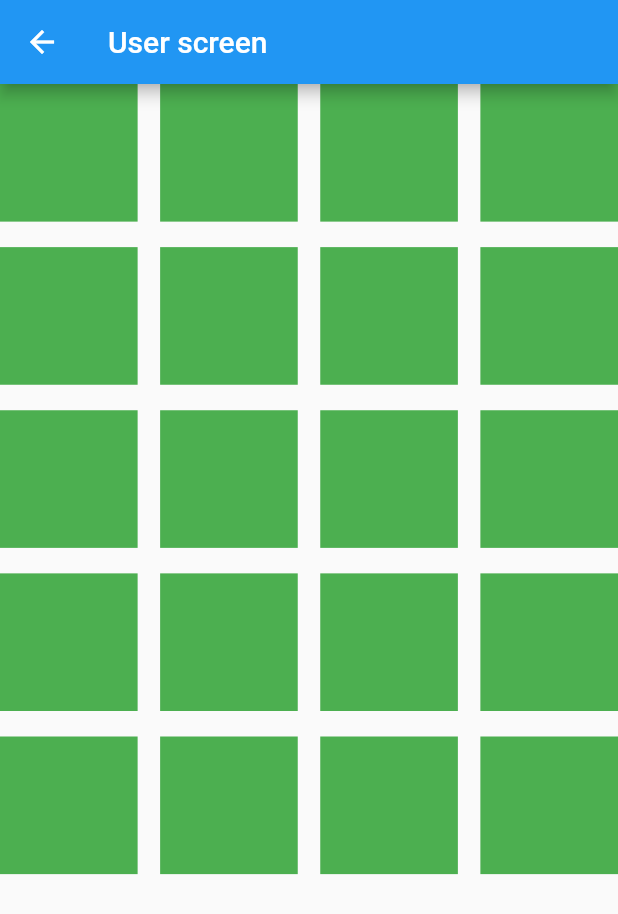
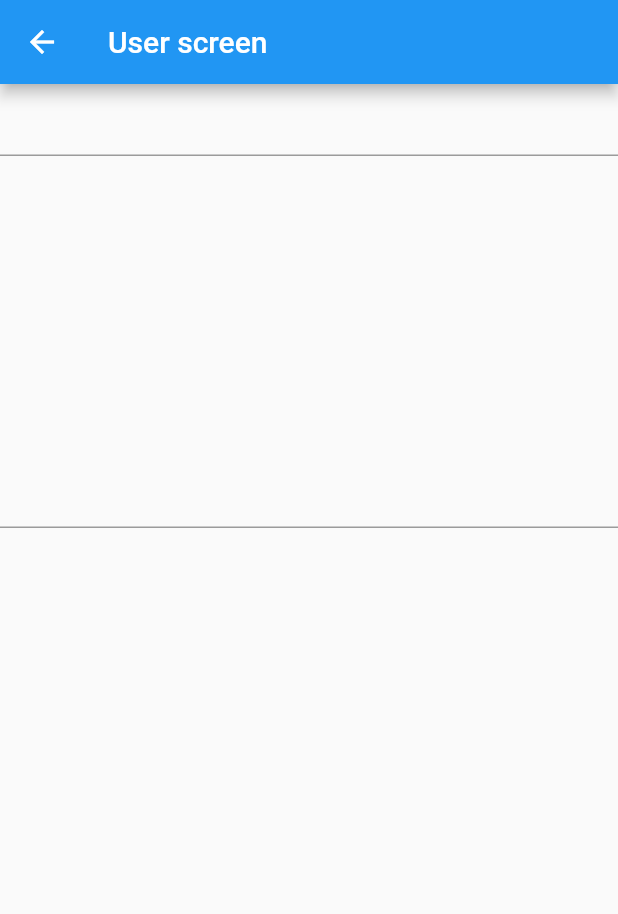
Before and after one commit to error404sushant/demo_web, a Flutter app: the UserScreen screen opened directly, on a phone screen of 412 x 824 dp. Shown: the top 914 px of the screen. Run offline on Flutter 3.47's test engine with Material 2 defaults, Android fonts, the phone set to English and light mode, and no system bars; drawn by our look-alikes of auto_size_text; Roboto replaces fonts that are missing (LatoRegular).

Commit message:
text field

```diff
--- a/lib/features/user_screen/user_bloc.dart
+++ b/lib/features/user_screen/user_bloc.dart
@@ -3,6 +3,7 @@ import 'package:flutter/cupertino.dart';
 class UserBloc{
   //region Common variable
   late BuildContext context;
+  List<String> userName = ["sushant","kumar","behera"];
   //endregion
 
 //region Text Editing Controller
--- a/lib/features/user_screen/user_screen.dart
+++ b/lib/features/user_screen/user_screen.dart
@@ -3,7 +3,6 @@ import 'package:demo_web/features/user_screen/user_bloc.dart';
 import 'package:demo_web/util/app_common_methords.dart';
 import 'package:demo_web/util/app_constants.dart';
 import 'package:flutter/material.dart';
-
 
 //region Home Screen
 class UserScreen extends StatefulWidget {
@@ -17,6 +16,7 @@ class UserScreen extends StatefulWidget {
 class _UserScreenState extends State<UserScreen> {
   //region Build
   late UserBloc userBloc;
+
   //endregion
   //region Init
   @override
@@ -24,11 +24,12 @@ class _UserScreenState extends State<UserScreen> {
     userBloc = UserBloc(context: context);
     super.initState();
   }
+
   //endregion
   @override
   Widget build(BuildContext context) {
     AppConstants.isDesktop = AppCommonMethods.isDesktop(context: context);
-    print(AppConstants.isDesktop );
+    print(AppConstants.isDesktop);
 
     return Scaffold(
       appBar: AppBar(
@@ -38,21 +39,30 @@ class _UserScreenState extends State<UserScreen> {
     );
   }
 
+  //region Body
+  Widget body() {
+    return SingleChildScrollView(
+      child: Column(
+        children: [
+          //boxes(),
+          TextField(),
+          SizedBox(height: 200,),
+          search()
+        ],
+      ),
+    );
+  }
 
-  //region Body
-  Widget body(){
-    return boxes();
-  }
 //endregion
 //region Greed
 
-  Widget boxes(){
+  Widget boxes() {
     return GridView.builder(
       shrinkWrap: true,
       //itemCount: buyerHomeBloc.recentlyVisitedItemCount,
       itemCount: 20,
-      gridDelegate:  SliverGridDelegateWithFixedCrossAxisCount(
-        crossAxisCount: AppConstants.isDesktop?10:4,
+      gridDelegate: SliverGridDelegateWithFixedCrossAxisCount(
+        crossAxisCount: AppConstants.isDesktop ? 10 : 4,
         // childAspectRatio: MediaQuery.of(context).size.width / (MediaQuery.of(context).size.height / 1.5),
         mainAxisSpacing: 17,
         crossAxisSpacing: 15,
@@ -60,14 +70,86 @@ class _UserScreenState extends State<UserScreen> {
       ),
       // physics: const NeverScrollableScrollPhysics(),
       itemBuilder: (context, index) {
+        return Container(
+          color: Colors.green,
+        );
+      },
+    );
+  }
 
+//endregion
 
-        return Container(color: Colors.green,);
+//region Search
+  Widget search() {
+    return RawAutocomplete<String>(
+      optionsBuilder: (TextEditingValue textEditingValue) {
+        return userBloc.userName.where((String option) {
+          return option.contains(textEditingValue.text.toLowerCase());
+        });
+      },
+      fieldViewBuilder: (BuildContext context,
+          TextEditingController textEditingController,
+          FocusNode focusNode,
+          VoidCallback onFieldSubmitted) {
+        return commonSearch(
+          textEditingController: textEditingController,
+          focusNode: focusNode,
+          onFieldSubmit: (String value) {
+            onFieldSubmitted();
+          },
+        );
+      },
+      optionsViewBuilder: (BuildContext context,
+          AutocompleteOnSelected<String> onSelected, Iterable<String> options) {
+        return Align(
+          alignment: Alignment.topLeft,
+          child: Material(
+            // elevation: 4.0,
+            child: Container(
+              margin: EdgeInsets.only(top: 20),
+              child: Card(
+
+                margin: EdgeInsets.all(10),
+                // height: 200.0,
+                child: ListView.builder(
+                  padding: const EdgeInsets.all(8.0),
+                  itemCount: options.length,
+                  shrinkWrap: true,
+                  itemBuilder: (BuildContext context, int index) {
+                    final String option = options.elementAt(index);
+                    return GestureDetector(
+                      onTap: () {
+                        onSelected(option);
+                      },
+                      child: ListTile(
+                        title: Text(option),
+                      ),
+                    );
+                  },
+                ),
+              ),
+            ),
+          ),
+        );
       },
     );
   }
 //endregion
 
 
+//region Common text field
+Widget commonSearch({required FocusNode focusNode,required TextEditingController textEditingController,required dynamic onFieldSubmit }){
+    return TextField(
+      focusNode: focusNode,
+      controller: textEditingController,
+      onSubmitted:(value){
+        onFieldSubmit();
+      } ,
+      decoration: InputDecoration(
+      ),
+    );
+}
+
+//endregion
 
 }
```
